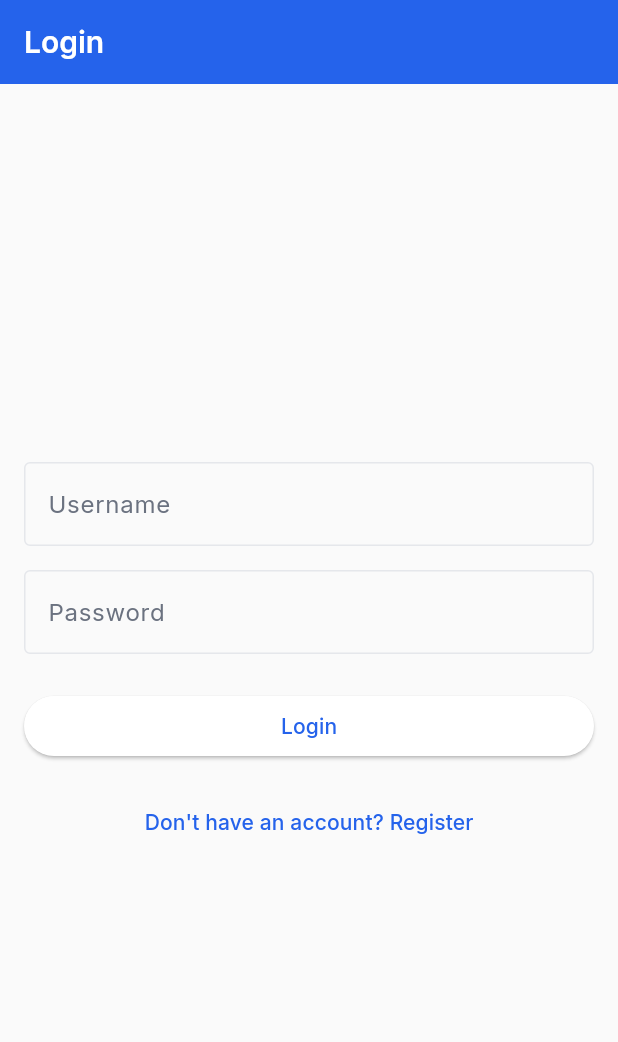
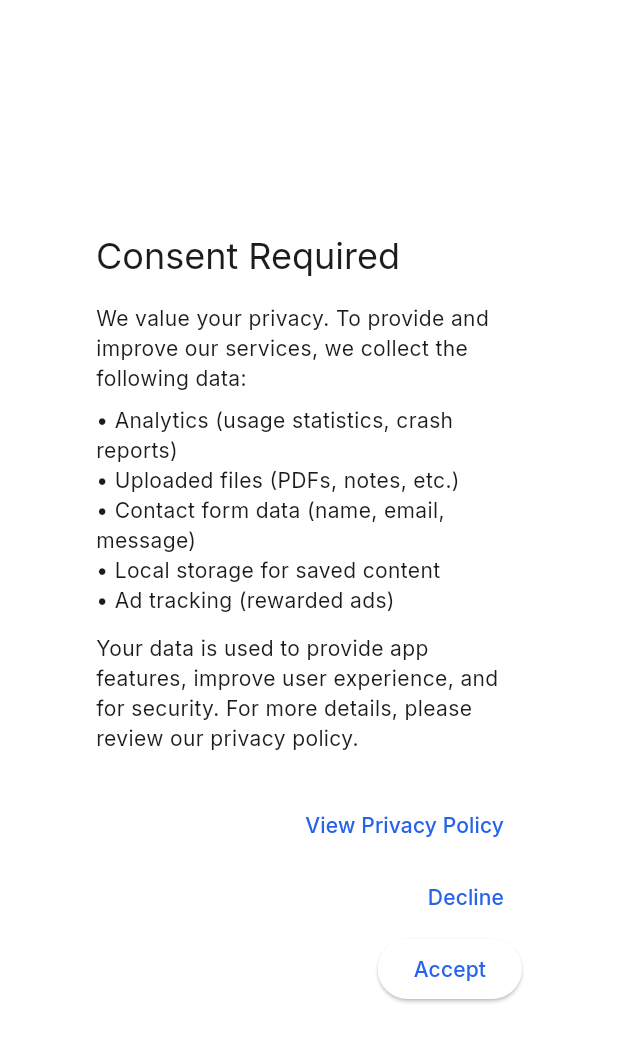
Before and after one commit to athulskrish/kstudents_flutter, a Flutter app: the screen it shows after launch, on a phone screen of 412 x 824 dp. Shown: the top 1042 px of the screen. Run offline on Flutter 3.47's test engine with Material 3 defaults, Android fonts, the light colour scheme and no system bars; our stand-ins replace cached_network_image, dio, file_picker, flutter_secure_storage, google_fonts, google_mobile_ads and 3 more; missing offline and left inert: flutter_pdfview; accounts and stored records are empty; project files that could hold a hidden picture were left out.

Commit message:
Consent Dialog

```diff
--- a/lib/main.dart
+++ b/lib/main.dart
@@ -5,8 +5,12 @@ import 'screens/events_screen.dart';
 import 'screens/job_list_screen.dart';
 import 'screens/question_papers_screen.dart';
 import 'screens/notes_screen.dart';
+import 'screens/privacy_screen.dart';
 import 'services/auth_service.dart';
 import 'package:google_fonts/google_fonts.dart';
+import 'package:shared_preferences/shared_preferences.dart';
+import 'utils/consent_util.dart';
+import 'screens/consent_dialog.dart';
 
 void main() {
   runApp(const MyApp());
@@ -27,15 +31,13 @@ class MyApp extends StatelessWidget {
       secondary: const Color(0xFF10B981), // Soft Green
       onSecondary: Colors.white,
       secondaryContainer: const Color(0xFFF59E0B), // Warm Orange
-      onSecondaryContainer: Colors.white,
-      background: const Color(0xFFFAFAFA), // Main background
-      onBackground: const Color(0xFF1F2937), // Main text
+      onSecondaryContainer: Colors.white, // Main text
       surface: const Color(0xFFFFFFFF), // Card background
       onSurface: const Color(0xFF1F2937), // Main text
       error: const Color(0xFFEF4444), // Soft Red
       onError: Colors.white,
       outline: const Color(0xFFE5E7EB), // Border
-      surfaceVariant: const Color(0xFFF3F4F6), // Gray Light
+      surfaceContainerHighest: const Color(0xFFF3F4F6), // Gray Light
       onSurfaceVariant: const Color(0xFF6B7280), // Text Secondary
       tertiary: const Color(0xFFFCD34D), // Reward Gold
       onTertiary: Colors.black,
@@ -52,14 +54,12 @@ class MyApp extends StatelessWidget {
       onSecondary: Colors.black,
       secondaryContainer: const Color(0xFFF59E0B),
       onSecondaryContainer: Colors.black,
-      background: const Color(0xFF1F2937),
-      onBackground: Colors.white,
       surface: const Color(0xFF111827),
       onSurface: Colors.white,
       error: const Color(0xFFEF4444),
       onError: Colors.white,
       outline: const Color(0xFF374151),
-      surfaceVariant: const Color(0xFF374151),
+      surfaceContainerHighest: const Color(0xFF374151),
       onSurfaceVariant: const Color(0xFF9CA3AF),
       tertiary: const Color(0xFFFCD34D),
       onTertiary: Colors.black,
@@ -72,7 +72,7 @@ class MyApp extends StatelessWidget {
         colorScheme: lightColorScheme,
         useMaterial3: true,
         textTheme: GoogleFonts.interTextTheme(),
-        scaffoldBackgroundColor: lightColorScheme.background,
+        scaffoldBackgroundColor: lightColorScheme.surface,
         cardColor: lightColorScheme.surface,
         dividerColor: lightColorScheme.outline,
         appBarTheme: AppBarTheme(
@@ -90,7 +90,7 @@ class MyApp extends StatelessWidget {
         colorScheme: darkColorScheme,
         useMaterial3: true,
         textTheme: GoogleFonts.interTextTheme(ThemeData.dark().textTheme),
-        scaffoldBackgroundColor: darkColorScheme.background,
+        scaffoldBackgroundColor: darkColorScheme.surface,
         cardColor: darkColorScheme.surface,
         dividerColor: darkColorScheme.outline,
         appBarTheme: AppBarTheme(
@@ -121,11 +121,30 @@ class _AuthenticationWrapperState extends State<AuthenticationWrapper> {
   final _authService = AuthService();
   bool _isLoading = true;
   bool _isAuthenticated = false;
+  bool _consentChecked = false;
+  ConsentStatus _consentStatus = ConsentStatus.unknown;
 
   @override
   void initState() {
     super.initState();
-    _checkAuthenticationStatus();
+    _checkConsentAndAuth();
+  }
+
+  Future<void> _checkConsentAndAuth() async {
+    final consentStatus = await ConsentUtil.getConsentStatus();
+    if (consentStatus == ConsentStatus.unknown) {
+      setState(() {
+        _consentChecked = true;
+        _consentStatus = ConsentStatus.unknown;
+        _isLoading = false;
+      });
+      return;
+    }
+    await _checkAuthenticationStatus();
+    setState(() {
+      _consentChecked = true;
+      _consentStatus = consentStatus;
+    });
   }
 
   Future<void> _checkAuthenticationStatus() async {
@@ -143,6 +162,23 @@ class _AuthenticationWrapperState extends State<AuthenticationWrapper> {
     }
   }
 
+  void _handleConsent(ConsentStatus status) async {
+    await ConsentUtil.setConsentStatus(status);
+    setState(() {
+      _consentStatus = status;
+      _consentChecked = true;
+    });
+    if (status == ConsentStatus.accepted) {
+      await _checkAuthenticationStatus();
+    } else {
+      // Optionally: Disable analytics/crash reporting here
+      setState(() {
+        _isAuthenticated = false;
+        _isLoading = false;
+      });
+    }
+  }
+
   @override
   Widget build(BuildContext context) {
     if (_isLoading) {
@@ -151,6 +187,19 @@ class _AuthenticationWrapperState extends State<AuthenticationWrapper> {
           child: CircularProgressIndicator(),
         ),
       );
+    }
+    if (!_consentChecked || _consentStatus == ConsentStatus.unknown) {
+      return Scaffold(
+        body: Center(
+          child: ConsentDialog(
+            onAction: _handleConsent,
+          ),
+        ),
+      );
+    }
+    if (_consentStatus == ConsentStatus.declined) {
+      // Minimal functionality: show privacy policy only
+      return const PrivacyScreen();
     }
     return _isAuthenticated
         ? const MainScreen()
--- /dev/null
+++ b/lib/screens/consent_dialog.dart
@@ -0,0 +1,51 @@
+import 'package:flutter/material.dart';
+import '../utils/consent_util.dart';
+import 'privacy_screen.dart';
+
+class ConsentDialog extends StatelessWidget {
+  final void Function(ConsentStatus) onAction;
+  const ConsentDialog({super.key, required this.onAction});
+
+  @override
+  Widget build(BuildContext context) {
+    return AlertDialog(
+      title: const Text('Consent Required'),
+      content: SingleChildScrollView(
+        child: Column(
+          crossAxisAlignment: CrossAxisAlignment.start,
+          children: const [
+            Text(
+              'We value your privacy. To provide and improve our services, we collect the following data:',
+            ),
+            SizedBox(height: 8),
+            Text('• Analytics (usage statistics, crash reports)\n• Uploaded files (PDFs, notes, etc.)\n• Contact form data (name, email, message)\n• Local storage for saved content\n• Ad tracking (rewarded ads)',
+                style: TextStyle(fontSize: 14)),
+            SizedBox(height: 12),
+            Text(
+              'Your data is used to provide app features, improve user experience, and for security. For more details, please review our privacy policy.',
+              style: TextStyle(fontSize: 14),
+            ),
+          ],
+        ),
+      ),
+      actions: [
+        TextButton(
+          onPressed: () {
+            Navigator.of(context).push(
+              MaterialPageRoute(builder: (_) => const PrivacyScreen()),
+            );
+          },
+          child: const Text('View Privacy Policy'),
+        ),
+        TextButton(
+          onPressed: () => onAction(ConsentStatus.declined),
+          child: const Text('Decline'),
+        ),
+        ElevatedButton(
+          onPressed: () => onAction(ConsentStatus.accepted),
+          child: const Text('Accept'),
+        ),
+      ],
+    );
+  }
+}
--- a/lib/screens/login_screen.dart
+++ b/lib/screens/login_screen.dart
@@ -1,7 +1,6 @@
 import 'package:flutter/material.dart';
 import '../services/auth_service.dart';
 import 'register_screen.dart';
-import 'home_screen.dart';
 
 class LoginScreen extends StatefulWidget {
   final Future<void> Function()? onLoginSuccess;
--- a/lib/screens/notes_screen.dart
+++ b/lib/screens/notes_screen.dart
@@ -559,7 +559,7 @@ void _shareSavedNote(SavedNote note) async {
         ),
         floatingActionButton: Builder(
           builder: (context) {
-            final tabIndex = DefaultTabController.of(context)?.index ?? 0;
+            final tabIndex = DefaultTabController.of(context).index ?? 0;
             return tabIndex == 0
                 ? FloatingActionButton.extended(
                     onPressed: _pickAndUploadPDF,
--- a/lib/screens/privacy_screen.dart
+++ b/lib/screens/privacy_screen.dart
@@ -23,7 +23,7 @@ class PrivacyScreen extends StatelessWidget {
             const Expanded(
               child: SingleChildScrollView(
                 child: Text(
-                  'We value your privacy. Your data is never shared with third parties. For the full privacy policy, please visit our website.',
+                  '''We value your privacy and are committed to protecting your personal data. This policy explains what data we collect, how we use it, and your rights regarding your information.\n\nWhat We Collect:\n• Analytics: We collect anonymous usage statistics and crash reports to improve app performance and user experience.\n• Uploaded Files: Files you upload (such as PDFs, notes) are stored securely and used only for providing app features.\n• Contact Form Data: If you use the contact form, we collect your name, email, subject, and message to respond to your inquiry.\n• Local Storage: Data you choose to save locally (e.g., saved PDFs, jobs, events, notes) is stored on your device for offline access.\n• Ad Tracking: We use ad tracking to provide rewarded ads. No personally identifiable information is shared with advertisers.\n\nHow We Use Your Data:\n- To provide and improve app features\n- To respond to your requests\n- To analyze usage and fix issues\n- To show rewarded ads (if you consent)\n\nYour Choices:\n- You can decline data collection on first launch. If declined, analytics and crash reporting are disabled, and some features may be limited.\n- You can review this policy anytime from the app menu.\n\nFor more details, visit our full privacy policy online or contact us via the app.\n''',
                   style: TextStyle(fontSize: 16),
                 ),
               ),
--- a/lib/screens/question_papers_screen.dart
+++ b/lib/screens/question_papers_screen.dart
@@ -547,7 +547,7 @@ class _QuestionPapersScreenState extends State<QuestionPapersScreen> with Single
         ),
         floatingActionButton: Builder(
           builder: (context) {
-            final tabIndex = DefaultTabController.of(context)?.index ?? 0;
+            final tabIndex = DefaultTabController.of(context).index ?? 0;
             return tabIndex == 0
                 ? FloatingActionButton.extended(
                     onPressed: _pickAndUploadPDF,
--- /dev/null
+++ b/lib/utils/consent_util.dart
@@ -0,0 +1,25 @@
+import 'package:shared_preferences/shared_preferences.dart';
+
+enum ConsentStatus { accepted, declined, unknown }
+
+class ConsentUtil {
+  static const String _consentKey = 'user_consent_status';
+
+  static Future<ConsentStatus> getConsentStatus() async {
+    final prefs = await SharedPreferences.getInstance();
+    final value = prefs.getString(_consentKey);
+    if (value == 'accepted') return ConsentStatus.accepted;
+    if (value == 'declined') return ConsentStatus.declined;
+    return ConsentStatus.unknown;
+  }
+
+  static Future<void> setConsentStatus(ConsentStatus status) async {
+    final prefs = await SharedPreferences.getInstance();
+    await prefs.setString(_consentKey, status.name);
+  }
+
+  static Future<bool> isConsentRequired() async {
+    final status = await getConsentStatus();
+    return status == ConsentStatus.unknown;
+  }
+}
--- a/lib/utils/secure_file_util.dart
+++ b/lib/utils/secure_file_util.dart
@@ -43,7 +43,7 @@ class SecureFileUtil {
     final timestamp = DateTime.now().millisecondsSinceEpoch;
     final random = timestamp.toString();
     final extension = originalFilename.split('.').last.toLowerCase();
-    return 'secure_${random}_${timestamp}.$extension';
+    return 'secure_${random}_$timestamp.$extension';
   }
 
   // Calculate file hash (for integrity verification)
--- a/lib/utils/share_app_link.dart
+++ b/lib/utils/share_app_link.dart
@@ -1,6 +1,5 @@
 import 'package:share_plus/share_plus.dart';
 import 'package:url_launcher/url_launcher.dart';
-import 'package:cross_file/cross_file.dart';
 
 class ShareAppLink {
   static Future<void> shareText(String text) async {
```
Also changed, not shown: lib/screens/home_screen.dart (+11 -12 lines), 2 other files.
